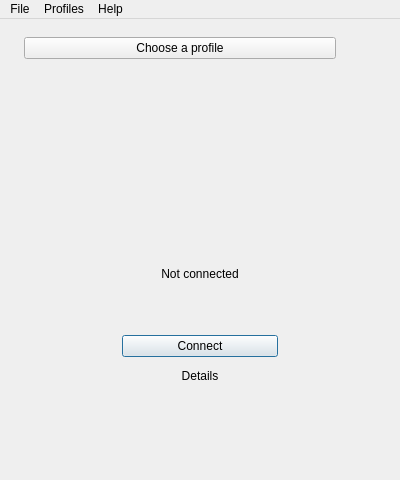
First picture: the form in presentation/main/mainwindow.ui, repository wtalioy/JustConnect, before the edit.
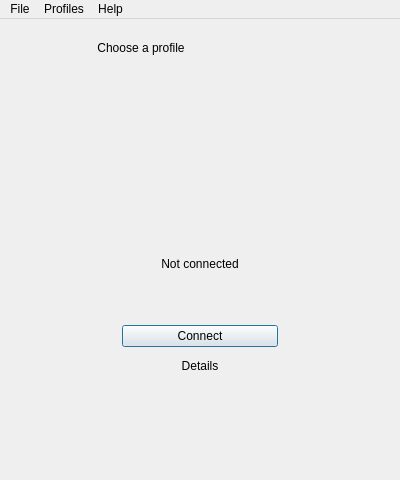
Second picture: the form after the edit. Icons and pictures are not drawn.

Diff of the .ui file:
```diff
--- a/presentation/main/mainwindow.ui
+++ b/presentation/main/mainwindow.ui
@@ -33,13 +33,29 @@
          <string>Connection profile</string>
         </property>
         <property name="sizePolicy">
-         <sizepolicy hsizetype="Ignored" vsizetype="Fixed">
+         <sizepolicy hsizetype="Maximum" vsizetype="Fixed">
           <horstretch>0</horstretch>
           <verstretch>0</verstretch>
          </sizepolicy>
         </property>
+        <property name="minimumSize">
+         <size>
+          <width>64</width>
+          <height>0</height>
+         </size>
+        </property>
+        <property name="flat">
+         <bool>true</bool>
+        </property>
        </widget>
       </item>
+      <item>
+       <spacer name="headerSpacer">
+        <property name="orientation">
+         <enum>Qt::Horizontal</enum>
+        </property>
+       </spacer>
+      </item>
       <item>
        <widget class="QToolButton" name="preferencesButton">
         <property name="toolTip">
@@ -69,13 +85,6 @@
       </item>
      </layout>
     </item>
-    <item>
-     <widget class="QFrame" name="headerDivider">
-      <property name="divider" stdset="0">
-       <bool>true</bool>
-      </property>
-     </widget>
-    </item>
     <item>
      <spacer name="topSpacer">
       <property name="orientation">
```
